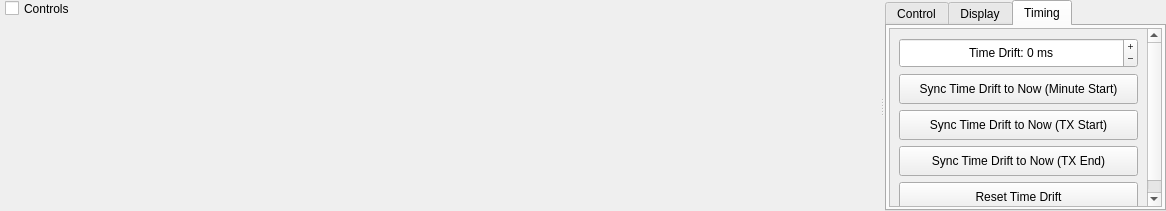
Above: widegraph.ui from qcmiao1998/js8call before the change. Below: the same form after it.
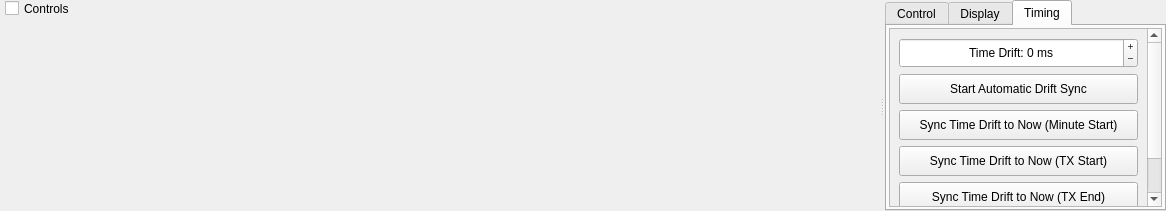
That is the form after the change. The open tabs and pages were chosen to show the change. Custom widgets are drawn as their Qt base class.

Commit message: Moved auto sync experiment into the timing tab

Diff of the .ui file:
```diff
--- a/widegraph.ui
+++ b/widegraph.ui
@@ -976,7 +976,7 @@
                 <x>0</x>
                 <y>0</y>
                 <width>281</width>
-                <height>198</height>
+                <height>234</height>
                </rect>
               </property>
               <layout class="QVBoxLayout" name="verticalLayout">
@@ -1020,6 +1020,22 @@
                  </property>
                 </widget>
                </item>
+               <item>
+                <widget class="QPushButton" name="autoDriftButton">
+                 <property name="minimumSize">
+                  <size>
+                   <width>0</width>
+                   <height>30</height>
+                  </size>
+                 </property>
+                 <property name="text">
+                  <string>Start Automatic Drift Sync</string>
+                 </property>
+                 <property name="checkable">
+                  <bool>true</bool>
+                 </property>
+                </widget>
+               </item>
                <item>
                 <widget class="QPushButton" name="driftSyncMinuteButton">
                  <property name="minimumSize">
```
Left out of the diff: 4 changed lines with no effect on the pictures. The commit also changes 4 other files.
